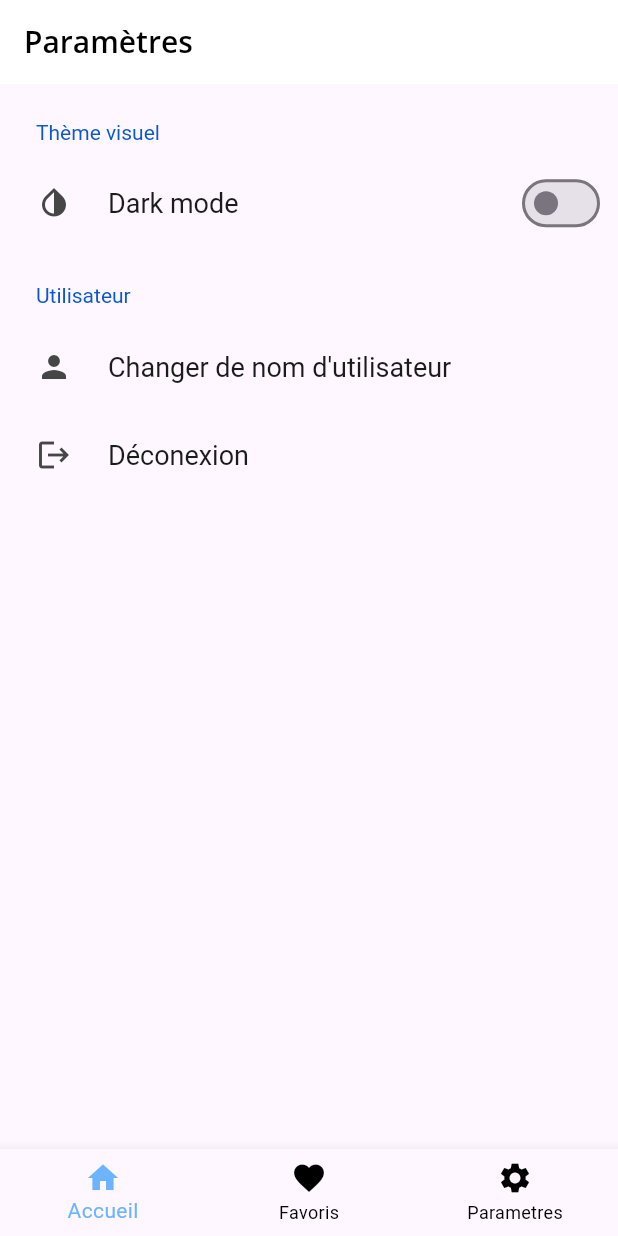
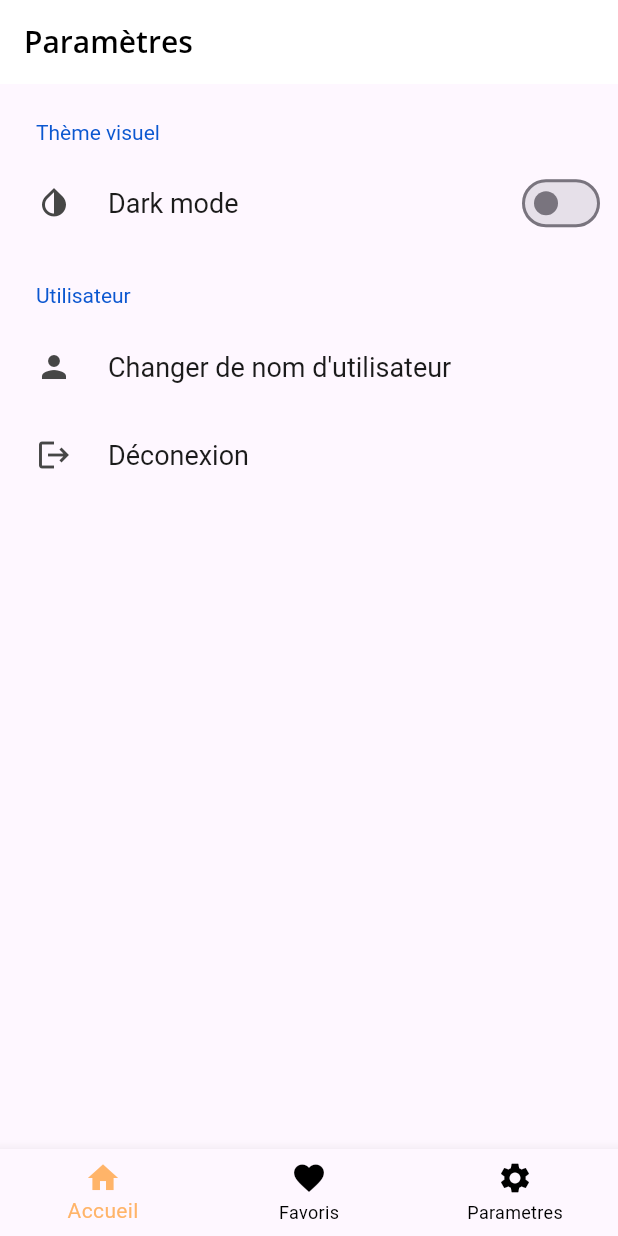
Before and after one commit to julian2bot/SAEMobile, a Flutter app: the EcranSettings screen opened by its route, on a phone screen of 412 x 824 dp. Run offline on Flutter 3.47's test engine with Material 3 defaults, Android fonts, the phone set to English and light mode, and no system bars; drawn by our look-alikes of settings_ui; our stand-ins replace cached_network_image, csv, flutter_form_builder, form_builder_validators, geolocator, go_router and 4 more; accounts and stored records are empty.

Commit message:
changement couleur

```diff
--- a/lib/UI/mytheme.dart
+++ b/lib/UI/mytheme.dart
@@ -76,12 +76,12 @@ class MyTheme {
         backgroundColor: Colors.white,
       ),
       cardTheme: CardTheme(
-        shadowColor: Color(0xFF6CB4FF),
+        shadowColor: Color(0xFFFFB469),
       ),
       elevatedButtonTheme: ElevatedButtonThemeData(
         style: ButtonStyle(
           // backgroundColor: MaterialStateProperty.all<Color>(const Color(0xFFFFB469)),
-          backgroundColor: MaterialStateProperty.all<Color>(const Color(0xFF6CB4FF)),
+          backgroundColor: MaterialStateProperty.all<Color>(const Color(0xFFFFB469)),
           foregroundColor: MaterialStateProperty.all<Color>(Colors.black),
         ),
       ),
@@ -90,7 +90,7 @@ class MyTheme {
         backgroundColor: Colors.black,
       ),
       bottomNavigationBarTheme: const BottomNavigationBarThemeData(
-        selectedItemColor: Color(0xFF6CB4FF),
+        selectedItemColor: Color(0xFFFFB469),
         unselectedItemColor: Colors.black,
 
       ),
@@ -109,20 +109,20 @@ class MyTheme {
       ),
       elevatedButtonTheme: ElevatedButtonThemeData(
         style: ButtonStyle(
-          backgroundColor: MaterialStateProperty.all<Color>(const Color(0xFFFFB469)),
+          backgroundColor: MaterialStateProperty.all<Color>(const Color(0xFF6CB4FF)),
           // backgroundColor: MaterialStateProperty.all<Color>(const Color(0xFF6CB4FF)),
           foregroundColor: MaterialStateProperty.all<Color>(Colors.black),
         ),
       ),
       cardTheme: CardTheme(
-        shadowColor: Color(0xFFFFB469),
+        shadowColor: Color(0xFF6CB4FF),
       ),
       floatingActionButtonTheme: const FloatingActionButtonThemeData(
         foregroundColor: Colors.white,
-        backgroundColor: Color(0xFFFFB469),
+        backgroundColor: Color(0xFF6CB4FF),
       ),
       bottomNavigationBarTheme: const BottomNavigationBarThemeData(
-        selectedItemColor: Color(0xFFFFB469),
+        selectedItemColor: Color(0xFF6CB4FF),
         unselectedItemColor: Colors.white,
       ),
       textTheme: darkTextTheme,
```
